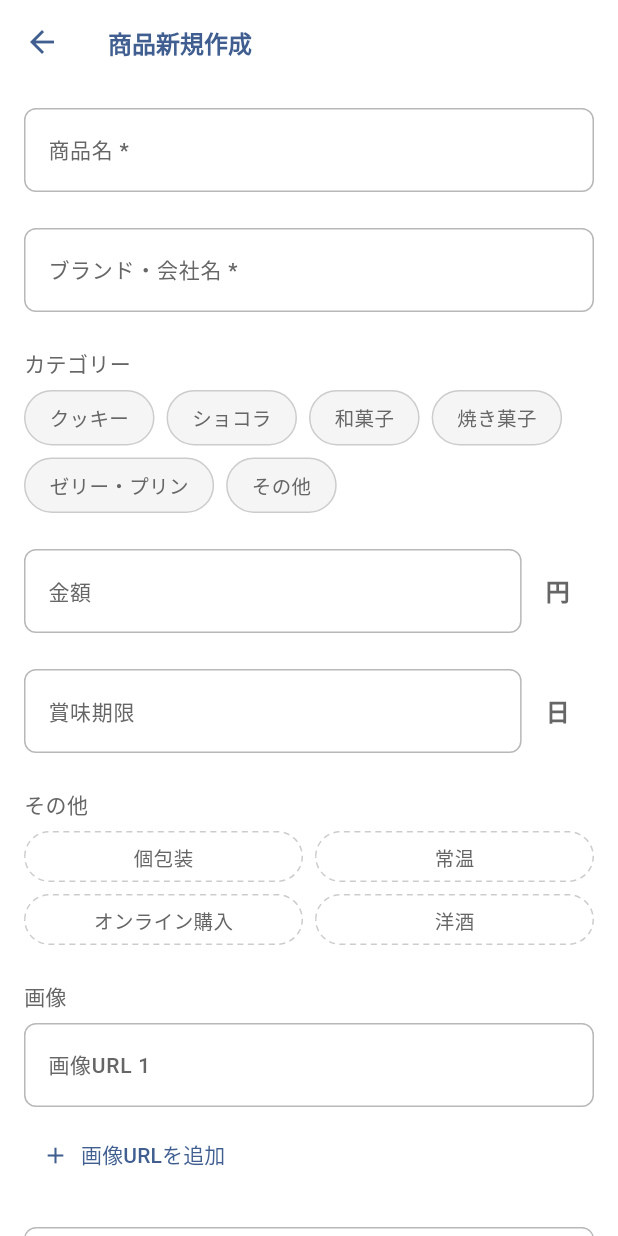
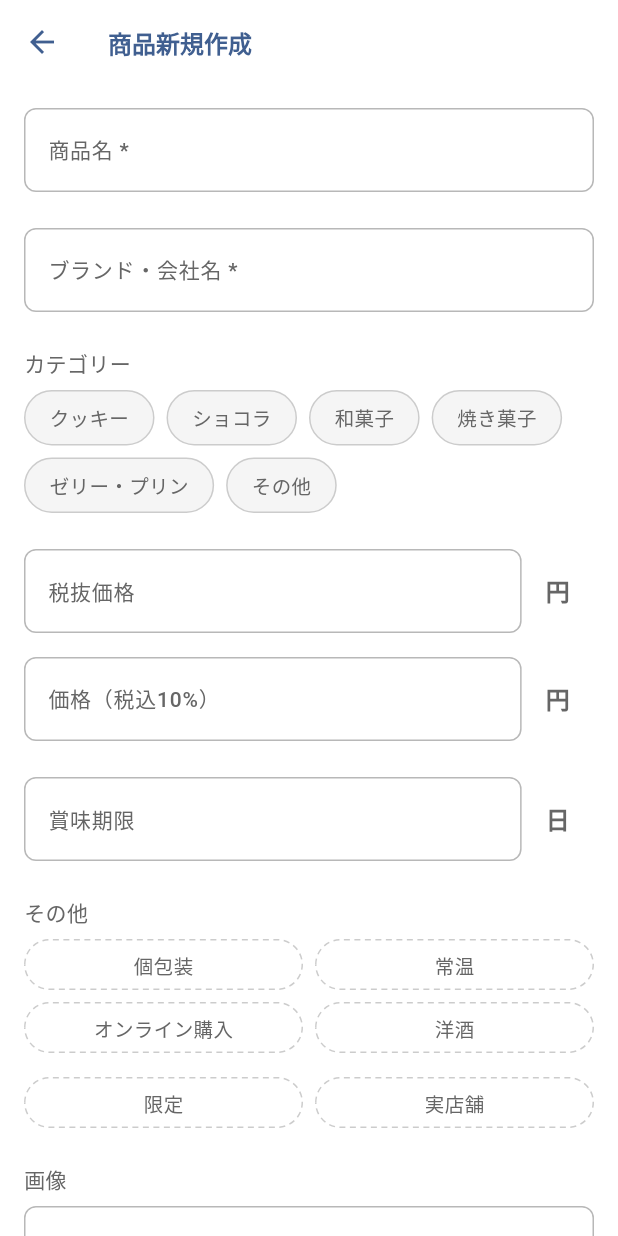
Before and after one commit to erablea/admin_app, a Flutter app: the ItemFormScreen screen opened directly, on a phone screen of 412 x 824 dp. Run offline on Flutter 3.47's test engine with Material 3 defaults, Android fonts, the phone set to English and light mode, and no system bars; our stand-ins replace supabase_flutter; accounts and stored records are empty.

Commit message:
item_priceを税抜/税込10%に分離、限定・実店舗フラグ、home表示/非表示スイッチを追加
- 商品編集フォームの「金額」欄を「税抜価格」(item_price)と
  「価格（税込10%）」(item_price10percent)の2つに分離。一覧・完成度
  チェック・useritem昇格時の初期値はitem_price10percentを参照するよう変更。
- 「限定」（数量・期間限定）「実店舗」（実店舗あり）のyes/no/未設定
  チップを追加（item_limited/item_physicalstore、alamode_appには表示される）。
- 「homeに表示する」スイッチ（item_show_on_home、デフォルトON）を追加。

対応するSupabaseスキーマ変更はalamode_app側のsupabase/migrations/0006を
実行後に反映される。

```diff
--- a/lib/view/item/item_form_screen.dart
+++ b/lib/view/item/item_form_screen.dart
@@ -31,7 +31,8 @@ class _ItemFormScreenState extends State<ItemFormScreen> {
   final _formKey = GlobalKey<FormState>();
   late final TextEditingController _nameController;
   late final TextEditingController _brandNameController;
-  late final TextEditingController _priceController;
+  late final TextEditingController _priceExTaxController;
+  late final TextEditingController _price10PercentController;
   late final TextEditingController _expiryController;
   late final List<TextEditingController> _imageControllers;
   late final TextEditingController _urlController;
@@ -43,7 +44,10 @@ class _ItemFormScreenState extends State<ItemFormScreen> {
   bool? _roomTemperature;
   bool? _online;
   bool? _alcohol;
+  bool? _limited;
+  bool? _physicalStore;
   bool _licenseStatus = false;
+  bool _showOnHome = true;
   DateTime? _permissionDate;
 
   List<Map<String, dynamic>> _brandSuggestions = [];
@@ -59,14 +63,20 @@ class _ItemFormScreenState extends State<ItemFormScreen> {
     final item = widget.initialItem;
     _nameController = TextEditingController(text: item?['item_name'] ?? '');
     _brandNameController = TextEditingController(text: widget.initialBrandName ?? '');
-    _priceController = TextEditingController(
+    _priceExTaxController = TextEditingController(
       text: item?['item_price'] != null ? CommonWidgets.formatCurrency(item!['item_price']) : '',
+    );
+    _price10PercentController = TextEditingController(
+      text: item?['item_price10percent'] != null
+          ? CommonWidgets.formatCurrency(item!['item_price10percent'])
+          : '',
     );
     _expiryController = TextEditingController(text: item?['item_expirydate']?.toString() ?? '');
     _urlController = TextEditingController(text: item?['item_url'] ?? '');
     _descriptionController = TextEditingController(text: item?['item_description'] ?? '');
     _copyrightController = TextEditingController(text: item?['copyright'] ?? '');
     _licenseStatus = item?['license_status'] == true;
+    _showOnHome = item?['item_show_on_home'] != false;
     final permissionDateStr = item?['permission_date'] as String?;
     if (permissionDateStr != null && permissionDateStr.isNotEmpty) {
       _permissionDate = DateTime.tryParse(permissionDateStr);
@@ -93,6 +103,8 @@ class _ItemFormScreenState extends State<ItemFormScreen> {
     _roomTemperature = _asBool(item?['item_roomtemperature']);
     _online = _asBool(item?['item_online']);
     _alcohol = _asBool(item?['item_alcohol']);
+    _limited = _asBool(item?['item_limited']);
+    _physicalStore = _asBool(item?['item_physicalstore']);
 
     _loadBrandSuggestions();
     final brandId = item?['brand_id']?.toString();
@@ -122,7 +134,8 @@ class _ItemFormScreenState extends State<ItemFormScreen> {
   void dispose() {
     _nameController.dispose();
     _brandNameController.dispose();
-    _priceController.dispose();
+    _priceExTaxController.dispose();
+    _price10PercentController.dispose();
     _expiryController.dispose();
     for (final c in _imageControllers) {
       c.dispose();
@@ -134,16 +147,21 @@ class _ItemFormScreenState extends State<ItemFormScreen> {
   }
 
   Map<String, dynamic> _collectData() {
-    final rawPrice = _priceController.text.replaceAll(',', '');
+    final rawPriceExTax = _priceExTaxController.text.replaceAll(',', '');
+    final rawPrice10Percent = _price10PercentController.text.replaceAll(',', '');
     return {
       'item_name': _nameController.text.trim(),
       'item_category': _selectedGenres.join(','),
-      'item_price': int.tryParse(rawPrice) ?? 0,
+      'item_price': int.tryParse(rawPriceExTax),
+      'item_price10percent': int.tryParse(rawPrice10Percent),
       'item_expirydate': int.tryParse(_expiryController.text),
       'item_individualwrapping': _individualWrapping,
       'item_roomtemperature': _roomTemperature,
       'item_online': _online,
       'item_alcohol': _alcohol,
+      'item_limited': _limited,
+      'item_physicalstore': _physicalStore,
+      'item_show_on_home': _showOnHome,
       'item_imageurl1': _imageControllers.isNotEmpty && _imageControllers[0].text.trim().isNotEmpty
           ? _imageControllers[0].text.trim()
           : null,
@@ -285,8 +303,29 @@ class _ItemFormScreenState extends State<ItemFormScreen> {
                 Expanded(
                   flex: 2,
                   child: TextFormField(
-                    controller: _priceController,
-                    decoration: CommonWidgets.buildInputDecoration('金額', context: context),
+                    controller: _priceExTaxController,
+                    decoration: CommonWidgets.buildInputDecoration('税抜価格', context: context),
+                    keyboardType: TextInputType.number,
+                    inputFormatters: [
+                      FilteringTextInputFormatter.digitsOnly,
+                      ThousandsSeparatorInputFormatter(),
+                    ],
+                  ),
+                ),
+                const Padding(
+                  padding: EdgeInsets.only(left: 16.0, right: 16.0),
+                  child: Text('円', style: TextStyle(fontSize: 16, color: AppColors.blackLight, fontWeight: FontWeight.bold)),
+                ),
+              ],
+            ),
+            const SizedBox(height: 16),
+            Row(
+              children: [
+                Expanded(
+                  flex: 2,
+                  child: TextFormField(
+                    controller: _price10PercentController,
+                    decoration: CommonWidgets.buildInputDecoration('価格（税込10%）', context: context),
                     keyboardType: TextInputType.number,
                     inputFormatters: [
                       FilteringTextInputFormatter.digitsOnly,
@@ -332,6 +371,8 @@ class _ItemFormScreenState extends State<ItemFormScreen> {
                 _alcohol = a;
               }),
             ),
+            const SizedBox(height: 16),
+            _buildLimitedAndPhysicalStoreSelector(),
             const SizedBox(height: 24),
             _buildImageFields(),
             const SizedBox(height: 24),
@@ -351,6 +392,12 @@ class _ItemFormScreenState extends State<ItemFormScreen> {
               style: TextStyle(fontSize: 13, fontWeight: FontWeight.w600, color: AppColors.blackLight),
             ),
             const SizedBox(height: 16),
+            SwitchListTile(
+              contentPadding: EdgeInsets.zero,
+              title: const Text('homeに表示する'),
+              value: _showOnHome,
+              onChanged: (v) => setState(() => _showOnHome = v),
+            ),
             SwitchListTile(
               contentPadding: EdgeInsets.zero,
               title: const Text('公式許諾を得ている'),
@@ -415,6 +462,38 @@ class _ItemFormScreenState extends State<ItemFormScreen> {
           ],
         ),
       ),
+    );
+  }
+
+  Widget _buildLimitedAndPhysicalStoreSelector() {
+    return Row(
+      children: [
+        Expanded(
+          child: CommonWidgets.buildConditionChip(
+            context,
+            '限定',
+            CommonWidgets.stateFromBool(_limited),
+            onTap: () => setState(() {
+              _limited = CommonWidgets.boolFromState(
+                _limited == null ? 'yes' : (_limited == true ? 'no' : 'unknown'),
+              );
+            }),
+          ),
+        ),
+        const SizedBox(width: 8),
+        Expanded(
+          child: CommonWidgets.buildConditionChip(
+            context,
+            '実店舗',
+            CommonWidgets.stateFromBool(_physicalStore),
+            onTap: () => setState(() {
+              _physicalStore = CommonWidgets.boolFromState(
+                _physicalStore == null ? 'yes' : (_physicalStore == true ? 'no' : 'unknown'),
+              );
+            }),
+          ),
+        ),
+      ],
     );
   }
 
--- a/lib/view/item/item_list_screen.dart
+++ b/lib/view/item/item_list_screen.dart
@@ -77,7 +77,7 @@ class _ItemListScreenState extends State<ItemListScreen> {
                                 CommonWidgets.buildCompletionBadge(percent),
                               ],
                             ),
-                            subtitle: Text('¥${CommonWidgets.formatCurrency(item['item_price'] ?? 0)}'),
+                            subtitle: Text('¥${CommonWidgets.formatCurrency(item['item_price10percent'] ?? 0)}'),
                             onTap: () => _openForm(item),
                           );
                         },
--- a/lib/view/merge/useritem_merge_detail_screen.dart
+++ b/lib/view/merge/useritem_merge_detail_screen.dart
@@ -56,7 +56,7 @@ class _UseritemMergeDetailScreenState extends State<UseritemMergeDetailScreen> {
     final initialItem = {
       'item_name': _merged['useritem_name'],
       'item_category': _merged['useritem_category'],
-      'item_price': _merged['useritem_price'],
+      'item_price10percent': _merged['useritem_price'],
       'item_url': _merged['useritem_URL'],
       'item_imageurl1': _merged['useritem_image'],
       'item_individualwrapping': _merged['useritem_individualwrapping'],
--- a/lib/widgets/common_widgets.dart
+++ b/lib/widgets/common_widgets.dart
@@ -102,6 +102,8 @@ class CommonWidgets {
     '常温': {'unknown': '常温', 'yes': '常温保存', 'no': '要冷蔵・冷凍'},
     'オンライン購入': {'unknown': 'オンライン購入', 'yes': 'オンライン購入可', 'no': 'オンライン購入不可'},
     '洋酒': {'unknown': '洋酒', 'yes': '洋酒不使用', 'no': '洋酒使用'},
+    '限定': {'unknown': '限定', 'yes': '数量・期間限定', 'no': '通常販売'},
+    '実店舗': {'unknown': '実店舗', 'yes': '実店舗あり', 'no': 'オンライン限定'},
   };
 
   static String stateFromBool(bool? value) {
@@ -270,12 +272,15 @@ class CommonWidgets {
       (item['item_name'] as String?)?.trim().isNotEmpty == true,
       item['brand_id'] != null,
       (item['item_category'] as String?)?.trim().isNotEmpty == true,
-      (item['item_price'] as num?) != null && (item['item_price'] as num) > 0,
+      (item['item_price10percent'] as num?) != null && (item['item_price10percent'] as num) > 0,
+      item['item_price'] != null,
       item['item_expirydate'] != null,
       item['item_individualwrapping'] != null,
       item['item_roomtemperature'] != null,
       item['item_online'] != null,
       item['item_alcohol'] != null,
+      item['item_limited'] != null,
+      item['item_physicalstore'] != null,
       (item['item_imageurl1'] as String?)?.trim().isNotEmpty == true ||
           (item['item_imageurl2'] as String?)?.trim().isNotEmpty == true ||
           (item['item_imageurl3'] as String?)?.trim().isNotEmpty == true,
```
